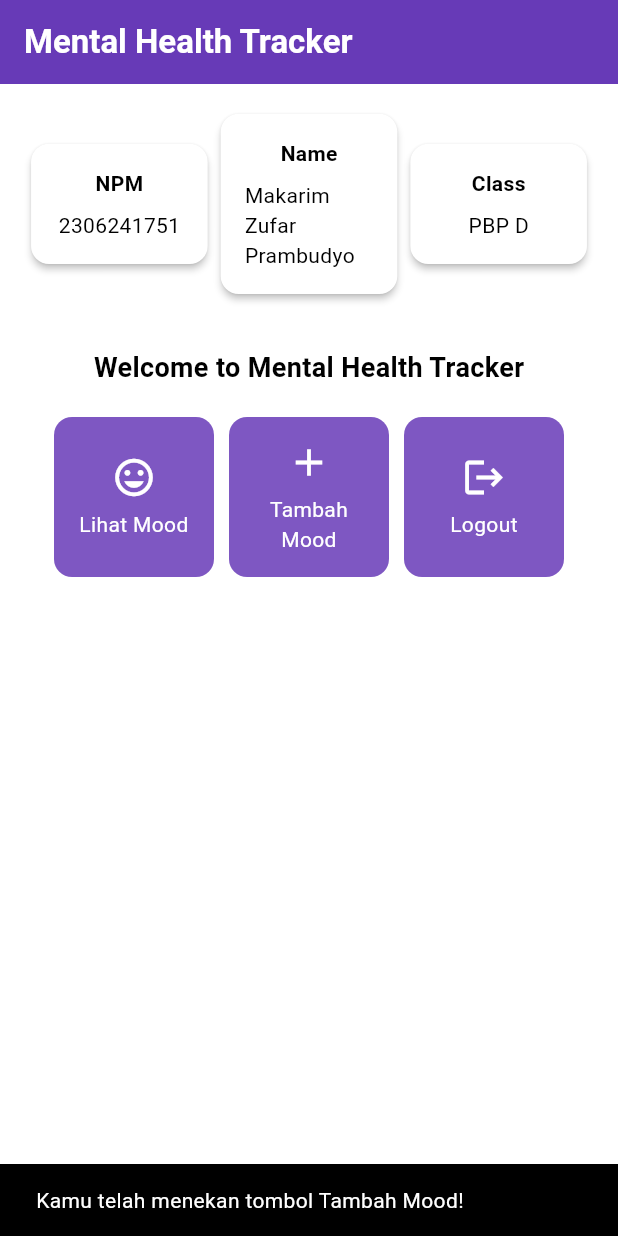
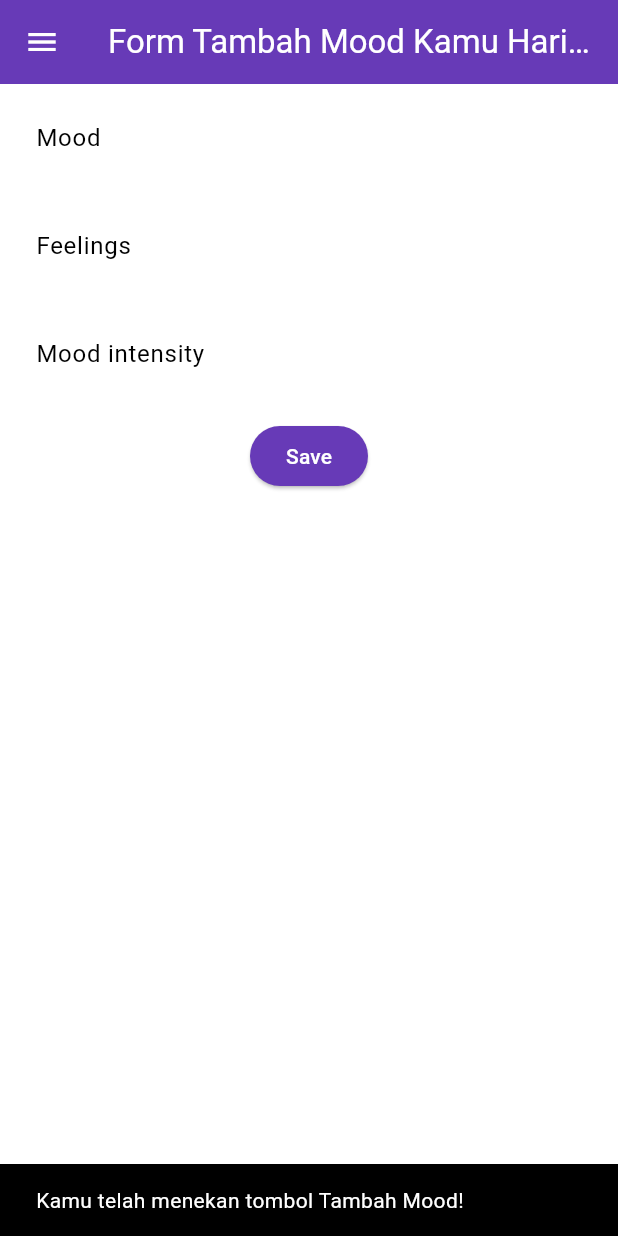
Before and after one commit to MakarimZufar/mental-health-tracker-mobile, a Flutter app: the screen it shows after launch, after a tap on "Tambah Mood", on a phone screen of 412 x 824 dp. Run offline on Flutter 3.47's test engine with Material 3 defaults, Android fonts, the phone set to English and light mode, and no system bars.

Commit message:
telah menyelesaikan tutorial 7

```diff
--- a/lib/main.dart
+++ b/lib/main.dart
@@ -1,5 +1,5 @@
 import 'package:flutter/material.dart';
-import 'package:mental_health_tracker/menu.dart';
+import 'package:mental_health_tracker/screens/menu.dart';
 
 void main() {
   runApp(const MyApp());
--- a/lib/menu.dart
+++ b/lib/screens/menu.dart
@@ -1,11 +1,13 @@
 import 'package:flutter/material.dart';
+import 'package:mental_health_tracker/widgets/mood_card.dart';
+import 'package:mental_health_tracker/widgets/left_drawer.dart';
 
 class MyHomePage extends StatelessWidget {
-    MyHomePage({super.key});
-    final String npm = '2306241751'; // NPM
-    final String name = 'Makarim Zufar Prambudyo'; // Nama
-    final String className = 'PBP D'; // Kelas
-    final List<ItemHomepage> items = [
+  MyHomePage({super.key});
+  final String npm = '2306241751'; // NPM
+  final String name = 'Makarim Zufar Prambudyo'; // Nama
+  final String className = 'PBP D'; // Kelas
+  final List<ItemHomepage> items = [
     ItemHomepage("Lihat Mood", Icons.mood),
     ItemHomepage("Tambah Mood", Icons.add),
     ItemHomepage("Logout", Icons.logout),
@@ -27,7 +29,11 @@ class MyHomePage extends StatelessWidget {
         ),
         // Warna latar belakang AppBar diambil dari skema warna tema aplikasi.
         backgroundColor: Theme.of(context).colorScheme.primary,
+        // Mengganti warna icon drawer menjadi putih
+        iconTheme: const IconThemeData(color: Colors.white),
       ),
+      // Masukkan drawer sebagai parameter nilai drawer dari widget Scaffold
+      drawer: const LeftDrawer(),
       // Body halaman dengan padding di sekelilingnya.
       body: Padding(
         padding: const EdgeInsets.all(16.0),
@@ -124,62 +130,3 @@ class InfoCard extends StatelessWidget {
     );
   }
 }
-
-class ItemHomepage {
-  final String name;
-  final IconData icon;
-
-  ItemHomepage(this.name, this.icon);
-}
-
-class ItemCard extends StatelessWidget {
-  // Menampilkan kartu dengan ikon dan nama.
-
-  final ItemHomepage item;
-
-  const ItemCard(this.item, {super.key});
-
-  @override
-  Widget build(BuildContext context) {
-    return Material(
-      // Menentukan warna latar belakang dari tema aplikasi.
-      color: Theme.of(context).colorScheme.secondary,
-      // Membuat sudut kartu melengkung.
-      borderRadius: BorderRadius.circular(12),
-
-      child: InkWell(
-        // Aksi ketika kartu ditekan.
-        onTap: () {
-          // Menampilkan pesan SnackBar saat kartu ditekan.
-          ScaffoldMessenger.of(context)
-            ..hideCurrentSnackBar()
-            ..showSnackBar(SnackBar(
-                content: Text("Kamu telah menekan tombol ${item.name}!")));
-        },
-        // Container untuk menyimpan Icon dan Text
-        child: Container(
-          padding: const EdgeInsets.all(8),
-          child: Center(
-            child: Column(
-              // Menyusun ikon dan teks di tengah kartu.
-              mainAxisAlignment: MainAxisAlignment.center,
-              children: [
-                Icon(
-                  item.icon,
-                  color: Colors.white,
-                  size: 30.0,
-                ),
-                const Padding(padding: EdgeInsets.all(3)),
-                Text(
-                  item.name,
-                  textAlign: TextAlign.center,
-                  style: const TextStyle(color: Colors.white),
-                ),
-              ],
-            ),
-          ),
-        ),
-      ),
-    );
-  }
-}
--- /dev/null
+++ b/lib/screens/moodentry_form.dart
@@ -0,0 +1,161 @@
+import 'package:flutter/material.dart';
+import 'package:mental_health_tracker/widgets/left_drawer.dart';
+
+class MoodEntryFormPage extends StatefulWidget {
+  const MoodEntryFormPage({super.key});
+
+  @override
+  State<MoodEntryFormPage> createState() => _MoodEntryFormPageState();
+}
+
+class _MoodEntryFormPageState extends State<MoodEntryFormPage> {
+  final _formKey = GlobalKey<FormState>();
+  String _mood = "";
+  String _feelings = "";
+  int _moodIntensity = 0;
+
+  @override
+  Widget build(BuildContext context) {
+    return Scaffold(
+      appBar: AppBar(
+        title: const Center(
+          child: Text(
+            'Form Tambah Mood Kamu Hari ini',
+          ),
+        ),
+        backgroundColor: Theme.of(context).colorScheme.primary,
+        foregroundColor: Colors.white,
+      ),
+      drawer: const LeftDrawer(), // Add the drawer here
+      body: Form(
+        key: _formKey,
+        child: SingleChildScrollView(
+          child: Column(
+            crossAxisAlignment: CrossAxisAlignment.start,
+            children: [
+              Padding(
+                padding: const EdgeInsets.all(8.0),
+                child: TextFormField(
+                  decoration: InputDecoration(
+                    hintText: "Mood",
+                    labelText: "Mood",
+                    border: OutlineInputBorder(
+                      borderRadius: BorderRadius.circular(5.0),
+                    ),
+                  ),
+                  onChanged: (String? value) {
+                    setState(() {
+                      _mood = value!;
+                    });
+                  },
+                  validator: (String? value) {
+                    if (value == null || value.isEmpty) {
+                      return "Mood tidak boleh kosong!";
+                    }
+                    return null;
+                  },
+                ),
+              ),
+              Padding(
+                padding: const EdgeInsets.all(8.0),
+                child: TextFormField(
+                  decoration: InputDecoration(
+                    hintText: "Feelings",
+                    labelText: "Feelings",
+                    border: OutlineInputBorder(
+                      borderRadius: BorderRadius.circular(5.0),
+                    ),
+                  ),
+                  onChanged: (String? value) {
+                    setState(() {
+                      _feelings = value!;
+                    });
+                  },
+                  validator: (String? value) {
+                    if (value == null || value.isEmpty) {
+                      return "Feelings tidak boleh kosong!";
+                    }
+                    return null;
+                  },
+                ),
+              ),
+              Padding(
+                padding: const EdgeInsets.all(8.0),
+                child: TextFormField(
+                  decoration: InputDecoration(
+                    hintText: "Mood intensity",
+                    labelText: "Mood intensity",
+                    border: OutlineInputBorder(
+                      borderRadius: BorderRadius.circular(5.0),
+                    ),
+                  ),
+                  onChanged: (String? value) {
+                    setState(() {
+                      _moodIntensity = int.tryParse(value!) ?? 0;
+                    });
+                  },
+                  validator: (String? value) {
+                    if (value == null || value.isEmpty) {
+                      return "Mood intensity tidak boleh kosong!";
+                    }
+                    if (int.tryParse(value) == null) {
+                      return "Mood intensity harus berupa angka!";
+                    }
+                    return null;
+                  },
+                ),
+              ),
+              Align(
+                alignment: Alignment.bottomCenter,
+                child: Padding(
+                  padding: const EdgeInsets.all(8.0),
+                  child: ElevatedButton(
+                    style: ButtonStyle(
+                      backgroundColor: WidgetStateProperty.all(
+                          Theme.of(context).colorScheme.primary),
+                    ),
+                    onPressed: () {
+                      if (_formKey.currentState!.validate()) {
+                        showDialog(
+                          context: context,
+                          builder: (context) {
+                            return AlertDialog(
+                              title: const Text('Mood berhasil tersimpan'),
+                              content: SingleChildScrollView(
+                                child: Column(
+                                  crossAxisAlignment: CrossAxisAlignment.start,
+                                  children: [
+                                    Text('Mood: $_mood'),
+                                    Text('Feelings: $_feelings'),
+                                    Text('Mood intensity: $_moodIntensity'),
+                                  ],
+                                ),
+                              ),
+                              actions: [
+                                TextButton(
+                                  child: const Text('OK'),
+                                  onPressed: () {
+                                    Navigator.pop(context);
+                                    _formKey.currentState!.reset();
+                                  },
+                                ),
+                              ],
+                            );
+                          },
+                        );
+                      }
+                    },
+                    child: const Text(
+                      "Save",
+                      style: TextStyle(color: Colors.white),
+                    ),
+                  ),
+                ),
+              ),
+            ],
+          ),
+        ),
+      ),
+    );
+  }
+}
--- /dev/null
+++ b/lib/widgets/left_drawer.dart
@@ -0,0 +1,71 @@
+import 'package:flutter/material.dart';
+import 'package:mental_health_tracker/screens/menu.dart';
+import 'package:mental_health_tracker/screens/moodentry_form.dart';
+
+class LeftDrawer extends StatelessWidget {
+  const LeftDrawer({super.key});
+
+  @override
+  Widget build(BuildContext context) {
+    return Drawer(
+      child: ListView(
+        children: [
+          DrawerHeader(
+            decoration: BoxDecoration(
+              color: Theme.of(context).colorScheme.primary,
+            ),
+            child: const Column(
+              children: [
+                Text(
+                  'Mental Health Tracker',
+                  textAlign: TextAlign.center,
+                  style: TextStyle(
+                    fontSize: 24,
+                    fontWeight: FontWeight.bold,
+                    color: Colors.white,
+                  ),
+                ),
+                Padding(padding: EdgeInsets.all(8)),
+                Text(
+                  "Ayo jaga kesehatan mentalmu setiap hari disini!",
+                  textAlign: TextAlign.center,
+                  style: TextStyle(
+                    fontSize: 15,
+                    color: Colors.white,
+                    fontWeight: FontWeight.normal,
+                  ),
+                ),
+              ],
+            ),
+          ),
+          ListTile(
+            leading: const Icon(Icons.home_outlined),
+            title: const Text('Halaman Utama'),
+            // Bagian redirection ke MyHomePage
+            onTap: () {
+              Navigator.pushReplacement(
+                context,
+                MaterialPageRoute(
+                  builder: (context) => MyHomePage(),
+                ),
+              );
+            },
+          ),
+          ListTile(
+            leading: const Icon(Icons.mood),
+            title: const Text('Tambah Mood'),
+            // Bagian redirection ke MoodEntryFormPage
+            onTap: () {
+              Navigator.pushReplacement(
+                context,
+                MaterialPageRoute(
+                  builder: (context) => const MoodEntryFormPage(),
+                ),
+              );
+            },
+          ),
+        ],
+      ),
+    );
+  }
+}
--- /dev/null
+++ b/lib/widgets/mood_card.dart
@@ -0,0 +1,68 @@
+import 'package:flutter/material.dart';
+import 'package:mental_health_tracker/screens/moodentry_form.dart';
+
+class ItemHomepage {
+  final String name;
+  final IconData icon;
+
+  ItemHomepage(this.name, this.icon);
+}
+
+class ItemCard extends StatelessWidget {
+  // Menampilkan kartu dengan ikon dan nama.
+
+  final ItemHomepage item;
+
+  const ItemCard(this.item, {super.key});
+
+  @override
+  Widget build(BuildContext context) {
+    return Material(
+      // Menentukan warna latar belakang dari tema aplikasi.
+      color: Theme.of(context).colorScheme.secondary,
+      // Membuat sudut kartu melengkung.
+      borderRadius: BorderRadius.circular(12),
+
+      child: InkWell(
+        // Aksi ketika kartu ditekan.
+        onTap: () {
+          // Menampilkan pesan SnackBar saat kartu ditekan.
+          ScaffoldMessenger.of(context)
+            ..hideCurrentSnackBar()
+            ..showSnackBar(SnackBar(
+                content: Text("Kamu telah menekan tombol ${item.name}!")));
+          // Navigate ke route yang sesuai (tergantung jenis tombol)
+          if (item.name == "Tambah Mood") {
+            Navigator.push(
+                context,
+                MaterialPageRoute(
+                    builder: (context) => const MoodEntryFormPage()));
+          }
+        },
+        // Container untuk menyimpan Icon dan Text
+        child: Container(
+          padding: const EdgeInsets.all(8),
+          child: Center(
+            child: Column(
+              // Menyusun ikon dan teks di tengah kartu.
+              mainAxisAlignment: MainAxisAlignment.center,
+              children: [
+                Icon(
+                  item.icon,
+                  color: Colors.white,
+                  size: 30.0,
+                ),
+                const Padding(padding: EdgeInsets.all(3)),
+                Text(
+                  item.name,
+                  textAlign: TextAlign.center,
+                  style: const TextStyle(color: Colors.white),
+                ),
+              ],
+            ),
+          ),
+        ),
+      ),
+    );
+  }
+}
```
Also changed, not shown: form_sample/analysis_options.yaml (added, +28 -0 lines), form_sample/lib/main.dart (added, +66 -0 lines), form_sample/pubspec.yaml (added, +90 -0 lines), form_sample/pubspec.lock (added), 123 other files.
